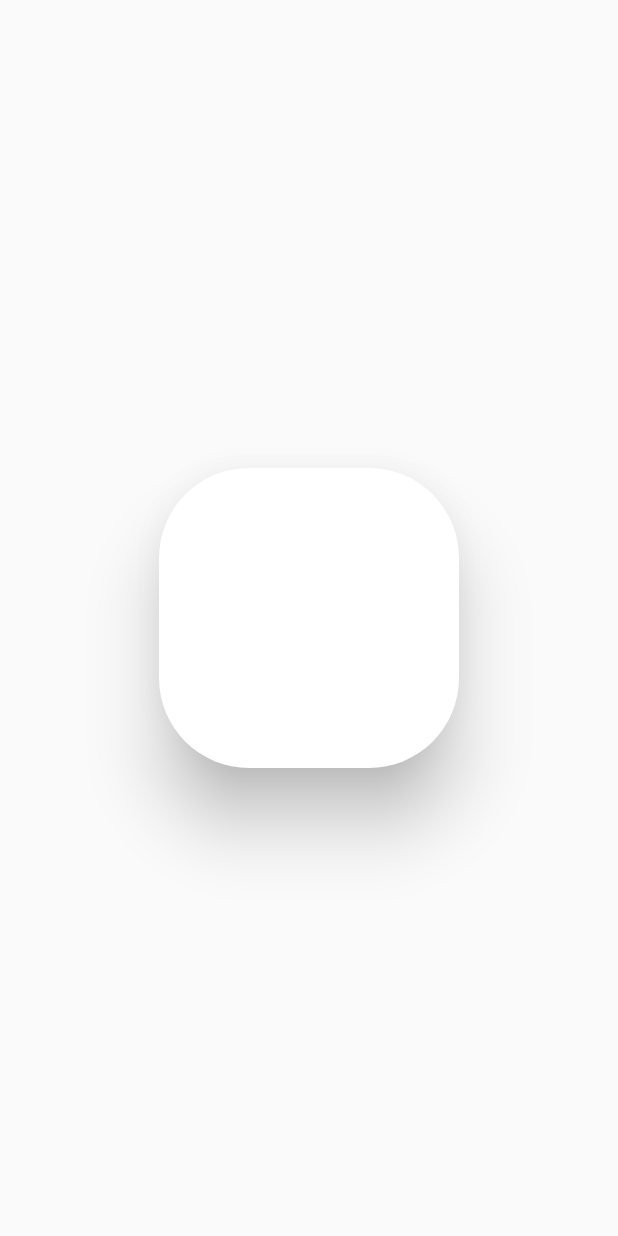
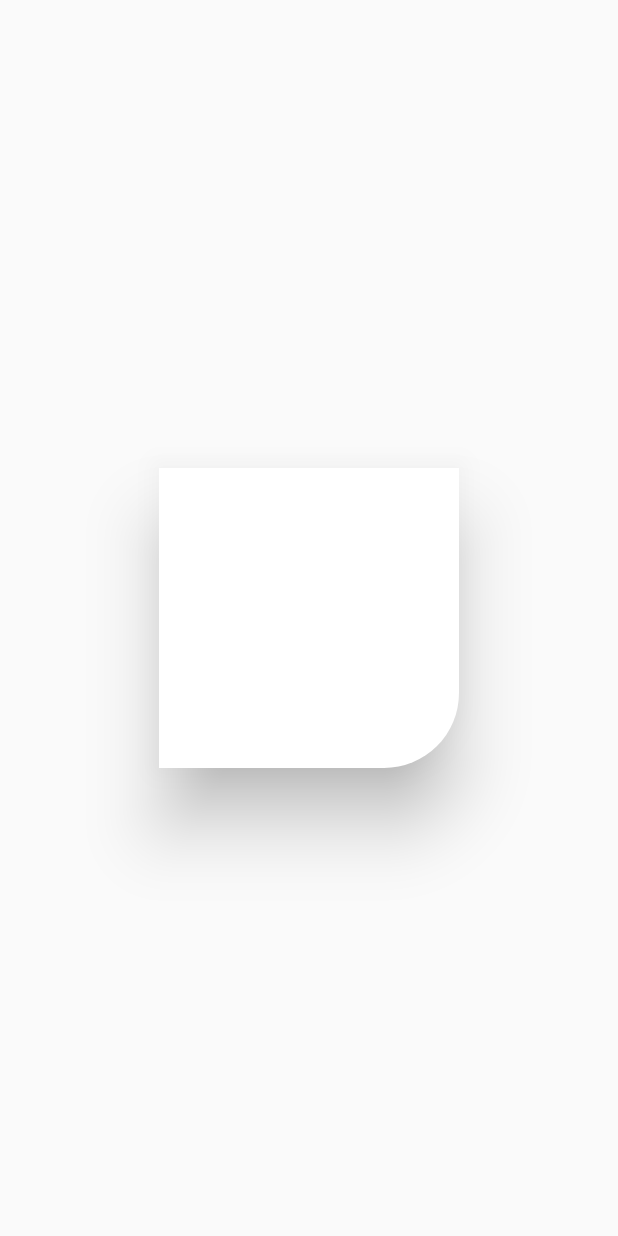
Before and after one commit to cmtanvirulislam/Second-App-Learn, a Flutter app: the screen it shows after launch, on a phone screen of 412 x 824 dp. Run offline on Flutter 3.47's test engine with Material 2 defaults, Android fonts, the phone set to English and light mode, and no system bars; our stand-ins replace liquid_swipe.

Commit message:
Border Radius only added bottom right

```diff
--- a/lib/main.dart
+++ b/lib/main.dart
@@ -1,3 +1,4 @@
+import 'package:flutter/cupertino.dart';
 import 'package:flutter/material.dart';
 import 'package:liquid_swipe/liquid_swipe.dart';
 
@@ -15,7 +16,7 @@ class MyApp extends StatelessWidget {
           child: Card(
             elevation: 20,
             shape: RoundedRectangleBorder(
-              borderRadius: BorderRadius.all(Radius.circular(60))
+              borderRadius: BorderRadius.only(bottomRight: Radius.circular(50))
             ),
             child: Container(
               height: 200,
```
